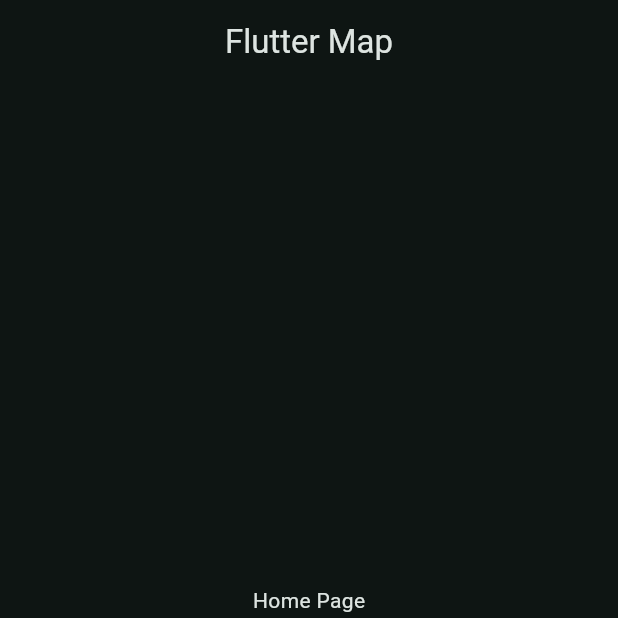
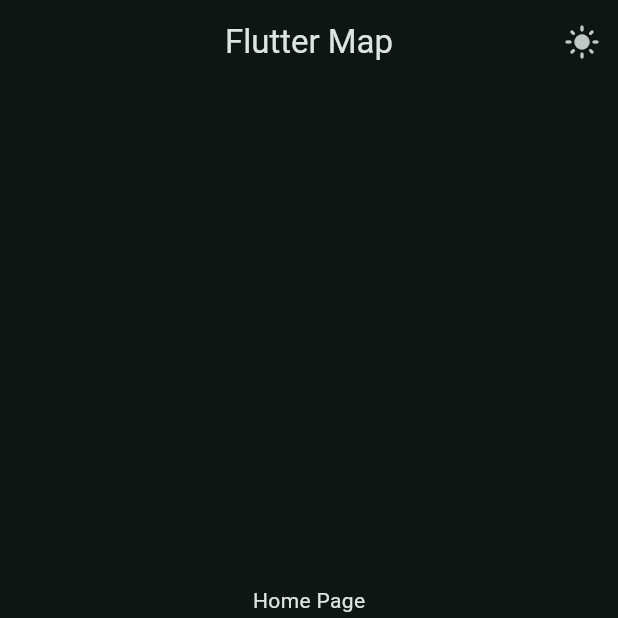
Before and after one commit to iabhinavrajput/flutter-map, a Flutter app: the screen it shows after launch, on a phone screen of 412 x 824 dp, the top half of it. Run offline on Flutter 3.47's test engine with Material 3 defaults, Android fonts, the light colour scheme and no system bars.

Commit message:
lightmode_darkmode

```diff
--- a/lib/data/notifiers.dart
+++ b/lib/data/notifiers.dart
@@ -4,3 +4,4 @@
 import 'package:flutter/material.dart';
 
 ValueNotifier<int> selectedPageNotifier = ValueNotifier(0);
+ValueNotifier<bool> isDarkModeNotifier = ValueNotifier(true);
--- a/lib/main.dart
+++ b/lib/main.dart
@@ -1,4 +1,5 @@
 import 'package:flutter/material.dart';
+import 'package:fluttermap/data/notifiers.dart';
 import 'package:fluttermap/views/widget_tree.dart';
 
 void main() {
@@ -16,15 +17,20 @@ class _MyAppState extends State<MyApp> {
   int selectedIndex = 0;
   @override
   Widget build(BuildContext context) {
+    return ValueListenableBuilder(
+      valueListenable: isDarkModeNotifier,
+      builder: (context, isDarkMode, child) {
         return MaterialApp(
           debugShowCheckedModeBanner: false,
           theme: ThemeData(
             colorScheme: ColorScheme.fromSeed(
               seedColor: Colors.teal,
-          brightness: Brightness.dark,
+              brightness: isDarkMode ? Brightness.dark : Brightness.light
             ),
           ),
           home: WidgetTree(),
         );
+      },
+    );
   }
 }
--- a/lib/views/widget_tree.dart
+++ b/lib/views/widget_tree.dart
@@ -4,10 +4,7 @@ import 'package:fluttermap/views/pages/home_page.dart';
 import 'package:fluttermap/views/pages/profile_page.dart';
 import 'package:fluttermap/views/widgets/navbar_widget.dart';
 
-List<Widget> pages = [
-  HomePage(),
-  ProfilePage(),
-];
+List<Widget> pages = [HomePage(), ProfilePage()];
 
 class WidgetTree extends StatelessWidget {
   const WidgetTree({super.key});
@@ -15,10 +12,29 @@ class WidgetTree extends StatelessWidget {
   @override
   Widget build(BuildContext context) {
     return Scaffold(
-      appBar: AppBar(title: Text('Flutter Map'), centerTitle: true),
-      body: ValueListenableBuilder(valueListenable: selectedPageNotifier, builder: (context, selectedPage, child) {
-        return pages.elementAt(selectedPage);
-      },),
+      appBar: AppBar(
+        title: Text('Flutter Map'),
+        centerTitle: true,
+        actions: [
+          IconButton(
+            onPressed: () {
+              isDarkModeNotifier.value = !isDarkModeNotifier.value;
+            },
+            icon: ValueListenableBuilder(
+              valueListenable: isDarkModeNotifier,
+              builder: (context, isDarkMode, child) {
+                return Icon(isDarkMode ? Icons.light_mode : Icons.dark_mode);
+              },
+            ),
+          ),
+        ],
+      ),
+      body: ValueListenableBuilder(
+        valueListenable: selectedPageNotifier,
+        builder: (context, selectedPage, child) {
+          return pages.elementAt(selectedPage);
+        },
+      ),
       bottomNavigationBar: NavbarWidget(),
     );
   }
```
Lines whose indentation alone changed are shown as unchanged.
